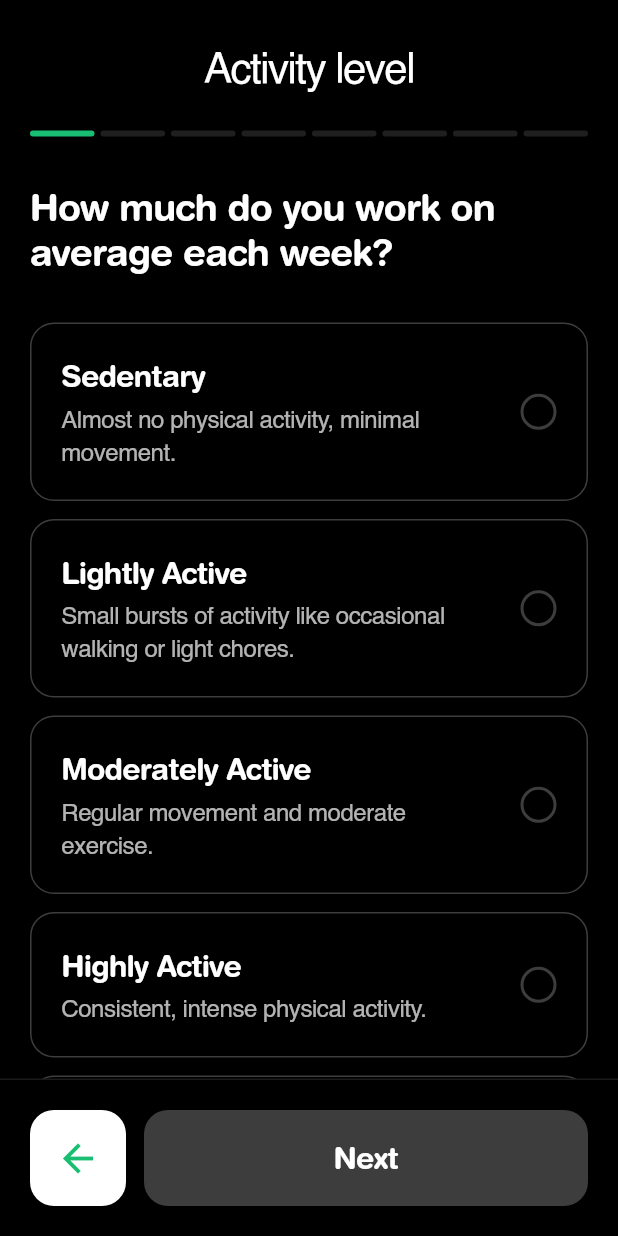
After one commit to zxcfer/smart-meal, a Flutter app: the ActivityLevelPage screen opened by its route, on a phone screen of 412 x 824 dp. The commit adds this screen. Run offline on Flutter 3.47's test engine with Material 3 defaults, Android fonts, the light colour scheme and no system bars; our stand-ins replace auto_route, dio, equatable, flutter_bloc, flutter_svg, get_it and 2 more.

Commit message:
feat: acctivity level page added

```diff
--- a/lib/core/router/app_router.dart
+++ b/lib/core/router/app_router.dart
@@ -1,5 +1,6 @@
 import 'package:auto_route/auto_route.dart';
 import 'package:flutter/material.dart';
+import 'package:smart_meal/features/auth/presentation/pages/activity_level_page.dart';
 import 'package:smart_meal/features/auth/presentation/pages/login_page.dart';
 import 'package:smart_meal/features/auth/presentation/pages/onboarding_page.dart';
 import 'package:smart_meal/features/auth/presentation/pages/profile_setup_complete_page.dart';
@@ -44,6 +45,11 @@ class AppRouter extends _$AppRouter {
           transitionsBuilder: TransitionsBuilders.slideRight,
           durationInMilliseconds: 400,
         ),
+        CustomRoute(
+          page: ActivityLevelRoute.page,
+          transitionsBuilder: TransitionsBuilders.slideRight,
+          durationInMilliseconds: 400,
+        ),
       ];
 
   @override
--- /dev/null
+++ b/lib/features/auth/presentation/pages/activity_level_page.dart
@@ -0,0 +1,358 @@
+import 'package:auto_route/auto_route.dart';
+import 'package:flutter/material.dart';
+import 'package:smart_meal/core/theme/app_colors.dart';
+
+@RoutePage()
+class ActivityLevelPage extends StatefulWidget {
+  const ActivityLevelPage({super.key});
+
+  @override
+  State<ActivityLevelPage> createState() => _ActivityLevelPageState();
+}
+
+class _ActivityLevelPageState extends State<ActivityLevelPage> {
+  static const _textStyles = _TextStyles();
+  static const _spacing = _Spacing();
+
+  ActivityLevel? _selectedLevel;
+
+  @override
+  Widget build(BuildContext context) {
+    return Scaffold(
+      backgroundColor: Colors.black,
+      body: SafeArea(
+        child: Column(
+          crossAxisAlignment: CrossAxisAlignment.start,
+          children: [
+            Expanded(
+              child: SingleChildScrollView(
+                child: Padding(
+                  padding: const EdgeInsets.symmetric(horizontal: 20.0),
+                  child: Column(
+                    crossAxisAlignment: CrossAxisAlignment.start,
+                    children: [
+                      const SizedBox(height: 32),
+                      Center(
+                        child: Text(
+                          'Activity level',
+                          style: _TextStyles.headline,
+                          textAlign: TextAlign.center,
+                        ),
+                      ),
+                      const SizedBox(height: 24),
+                      const _ProgressIndicator(progress: 0.2),
+                      const SizedBox(height: 32),
+                      const Text(
+                        'How much do you work on average each week?',
+                        style: _TextStyles.subtitle,
+                      ),
+                      const SizedBox(height: 32),
+                      ..._buildActivityOptions(),
+                    ],
+                  ),
+                ),
+              ),
+            ),
+            _BottomBar(
+              onBackPressed: () => context.router.pop(),
+              onNextPressed: _selectedLevel != null ? _handleNext : null,
+            ),
+          ],
+        ),
+      ),
+    );
+  }
+
+  List<Widget> _buildActivityOptions() {
+    return ActivityLevel.values.map((level) {
+      final isSelected = _selectedLevel == level;
+      return Padding(
+        padding: const EdgeInsets.only(bottom: 12),
+        child: _ActivityOption(
+          level: level,
+          isSelected: isSelected,
+          onTap: () => setState(() => _selectedLevel = level),
+        ),
+      );
+    }).toList();
+  }
+
+  void _handleNext() {
+    // TODO: Implement next action
+  }
+}
+
+enum ActivityLevel {
+  sedentary(
+    title: 'Sedentary',
+    description: 'Almost no physical activity, minimal movement.',
+  ),
+  lightlyActive(
+    title: 'Lightly Active',
+    description:
+        'Small bursts of activity like occasional walking or light chores.',
+  ),
+  moderatelyActive(
+    title: 'Moderately Active',
+    description: 'Regular movement and moderate exercise.',
+  ),
+  highlyActive(
+    title: 'Highly Active',
+    description: 'Consistent, intense physical activity.',
+  ),
+  extremelyActive(
+    title: 'Extremely Active',
+    description: 'Exceptional levels of physical exertion.',
+  );
+
+  const ActivityLevel({
+    required this.title,
+    required this.description,
+  });
+
+  final String title;
+  final String description;
+}
+
+class _TextStyles {
+  const _TextStyles();
+
+  static const headline = TextStyle(
+    color: Colors.white,
+    fontSize: 28,
+    // fontWeight: FontWeight.w600,
+    height: 1.1,
+    letterSpacing: -1,
+  );
+
+  static const subtitle = TextStyle(
+    color: Colors.white,
+    fontSize: 25,
+    fontWeight: FontWeight.w600,
+    height: 1.2,
+    letterSpacing: -0.5,
+  );
+
+  static const optionTitle = TextStyle(
+    color: Colors.white,
+    fontSize: 20,
+    fontWeight: FontWeight.w600,
+    letterSpacing: -0.5,
+  );
+
+  static const optionDescription = TextStyle(
+    color: Colors.white70,
+    fontSize: 16,
+    height: 1.4,
+    letterSpacing: -0.3,
+  );
+
+  static const button = TextStyle(
+    color: Colors.white,
+    fontSize: 20,
+    fontWeight: FontWeight.w600,
+    letterSpacing: -0.5,
+  );
+}
+
+class _Spacing {
+  const _Spacing();
+
+  final buttonHeight = 64.0;
+  final borderRadius = 16.0;
+}
+
+class _ProgressIndicator extends StatelessWidget {
+  const _ProgressIndicator({required this.progress});
+
+  final double progress;
+
+  @override
+  Widget build(BuildContext context) {
+    const totalSegments = 8;
+    const segmentSpacing = 4.0;
+
+    return LayoutBuilder(
+      builder: (context, constraints) {
+        final totalWidth = constraints.maxWidth;
+        final segmentWidth =
+            (totalWidth - (segmentSpacing * (totalSegments - 1))) /
+                totalSegments;
+        final activeSegments = (progress * totalSegments).floor();
+
+        return SizedBox(
+          height: 4,
+          child: Row(
+            children: List.generate(totalSegments, (index) {
+              final isActive = index < activeSegments;
+              return Row(
+                children: [
+                  Container(
+                    width: segmentWidth,
+                    decoration: BoxDecoration(
+                      color: isActive ? AppColors.primary : Colors.white12,
+                      borderRadius: BorderRadius.circular(2),
+                    ),
+                  ),
+                  if (index < totalSegments - 1)
+                    const SizedBox(width: segmentSpacing),
+                ],
+              );
+            }),
+          ),
+        );
+      },
+    );
+  }
+}
+
+class _ActivityOption extends StatelessWidget {
+  const _ActivityOption({
+    required this.level,
+    required this.isSelected,
+    required this.onTap,
+  });
+
+  final ActivityLevel level;
+  final bool isSelected;
+  final VoidCallback onTap;
+
+  @override
+  Widget build(BuildContext context) {
+    return GestureDetector(
+      onTap: onTap,
+      child: Container(
+        padding: const EdgeInsets.all(20),
+        decoration: BoxDecoration(
+          border: Border.all(
+            color: isSelected ? AppColors.primary : Colors.white24,
+            width: 1,
+          ),
+          borderRadius: BorderRadius.circular(16),
+        ),
+        child: Row(
+          children: [
+            Expanded(
+              child: Column(
+                crossAxisAlignment: CrossAxisAlignment.start,
+                children: [
+                  Text(
+                    level.title,
+                    style: _TextStyles.optionTitle,
+                  ),
+                  const SizedBox(height: 4),
+                  Text(
+                    level.description,
+                    style: _TextStyles.optionDescription,
+                  ),
+                ],
+              ),
+            ),
+            const SizedBox(width: 16),
+            Container(
+              width: 24,
+              height: 24,
+              decoration: BoxDecoration(
+                shape: BoxShape.circle,
+                border: Border.all(
+                  color: isSelected ? AppColors.primary : Colors.white24,
+                  width: 2,
+                ),
+              ),
+              child: isSelected
+                  ? Center(
+                      child: Container(
+                        width: 14,
+                        height: 14,
+                        decoration: BoxDecoration(
+                          shape: BoxShape.circle,
+                          color: AppColors.primary,
+                        ),
+                      ),
+                    )
+                  : null,
+            ),
+          ],
+        ),
+      ),
+    );
+  }
+}
+
+class _BottomBar extends StatelessWidget {
+  const _BottomBar({
+    required this.onBackPressed,
+    required this.onNextPressed,
+  });
+
+  final VoidCallback onBackPressed;
+  final VoidCallback? onNextPressed;
+
+  @override
+  Widget build(BuildContext context) {
+    return Container(
+      padding: const EdgeInsets.all(20),
+      decoration: BoxDecoration(
+        color: Colors.black,
+        border: Border(
+          top: BorderSide(
+            color: Colors.white.withOpacity(0.1),
+          ),
+        ),
+      ),
+      child: Row(
+        children: [
+          Container(
+            width: 64,
+            height: 64,
+            decoration: BoxDecoration(
+              color: Colors.white,
+              borderRadius: BorderRadius.circular(16),
+            ),
+            child: IconButton(
+              icon: const Icon(
+                Icons.arrow_back,
+                color: AppColors.primary,
+                size: 30,
+              ),
+              onPressed: onBackPressed,
+            ),
+          ),
+          const SizedBox(width: 12),
+          Expanded(
+            child: Container(
+              height: 64,
+              decoration: BoxDecoration(
+                color:
+                    onNextPressed != null ? AppColors.primary : Colors.white24,
+                borderRadius: BorderRadius.circular(16),
+                boxShadow: onNextPressed != null
+                    ? [
+                        BoxShadow(
+                          color: AppColors.primary.withOpacity(0.3),
+                          blurRadius: 12,
+                          offset: const Offset(0, 4),
+                        ),
+                      ]
+                    : null,
+              ),
+              child: TextButton(
+                onPressed: onNextPressed,
+                style: TextButton.styleFrom(
+                  foregroundColor: Colors.white,
+                  shape: RoundedRectangleBorder(
+                    borderRadius: BorderRadius.circular(16),
+                  ),
+                ),
+                child: const Text(
+                  'Next',
+                  style: _TextStyles.button,
+                ),
+              ),
+            ),
+          ),
+        ],
+      ),
+    );
+  }
+}
--- a/lib/features/auth/presentation/pages/profile_setup_page.dart
+++ b/lib/features/auth/presentation/pages/profile_setup_page.dart
@@ -1,5 +1,6 @@
 import 'package:auto_route/auto_route.dart';
 import 'package:flutter/material.dart';
+import 'package:smart_meal/core/router/app_router.dart';
 import 'package:smart_meal/core/theme/app_colors.dart';
 
 @RoutePage()
@@ -84,7 +85,7 @@ class _ProfileSetupPageState extends State<ProfileSetupPage> {
   }
 
   void _handleNext() {
-    // TODO: Implement next action
+    context.router.push(const ActivityLevelRoute());
   }
 }
 
```
Also changed, not shown: lib/core/router/app_router.gr.dart.
